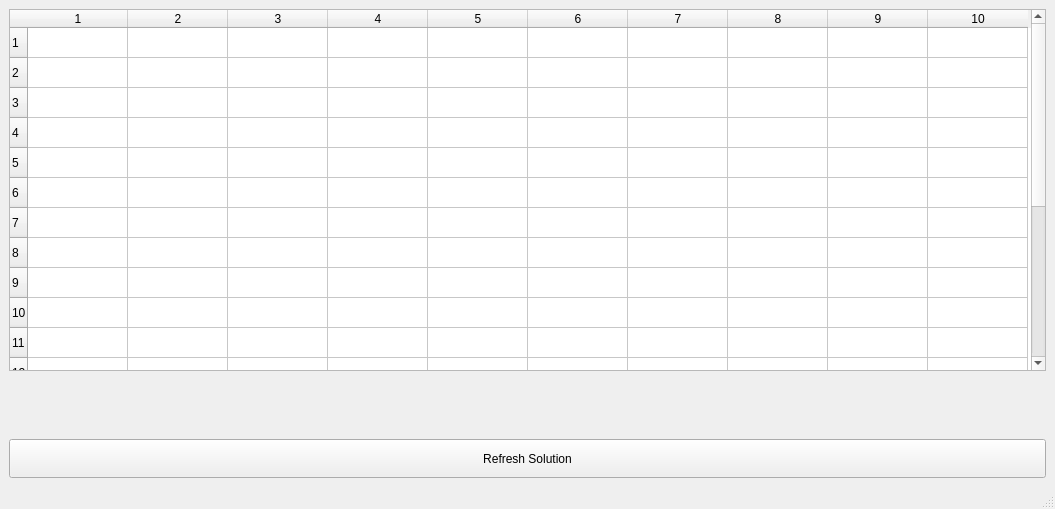
Qt form ui/solution.ui (PlaviAjvar/Economic-Dispatching) before a commit.
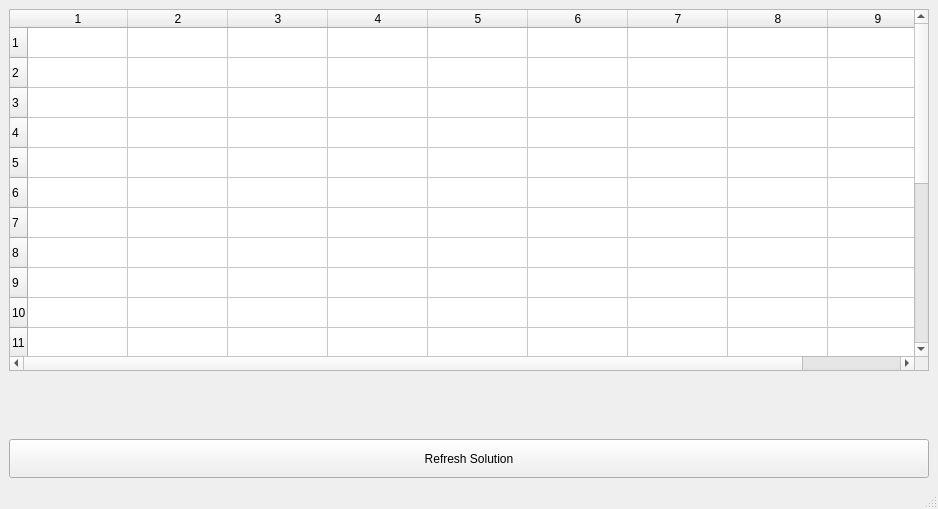
The same form after that commit.

The edit to the form file:
```diff
--- a/ui/solution.ui
+++ b/ui/solution.ui
@@ -6,7 +6,7 @@
    <rect>
     <x>0</x>
     <y>0</y>
-    <width>1055</width>
+    <width>938</width>
     <height>509</height>
    </rect>
   </property>
@@ -21,7 +21,7 @@
        <number>20</number>
       </property>
       <property name="columnCount">
-       <number>10</number>
+       <number>9</number>
       </property>
       <row/>
       <row/>
@@ -52,7 +52,6 @@
       <column/>
       <column/>
       <column/>
-      <column/>
      </widget>
     </item>
     <item>
```
Left out of the diff: 2 changed lines with no effect on the pictures.
